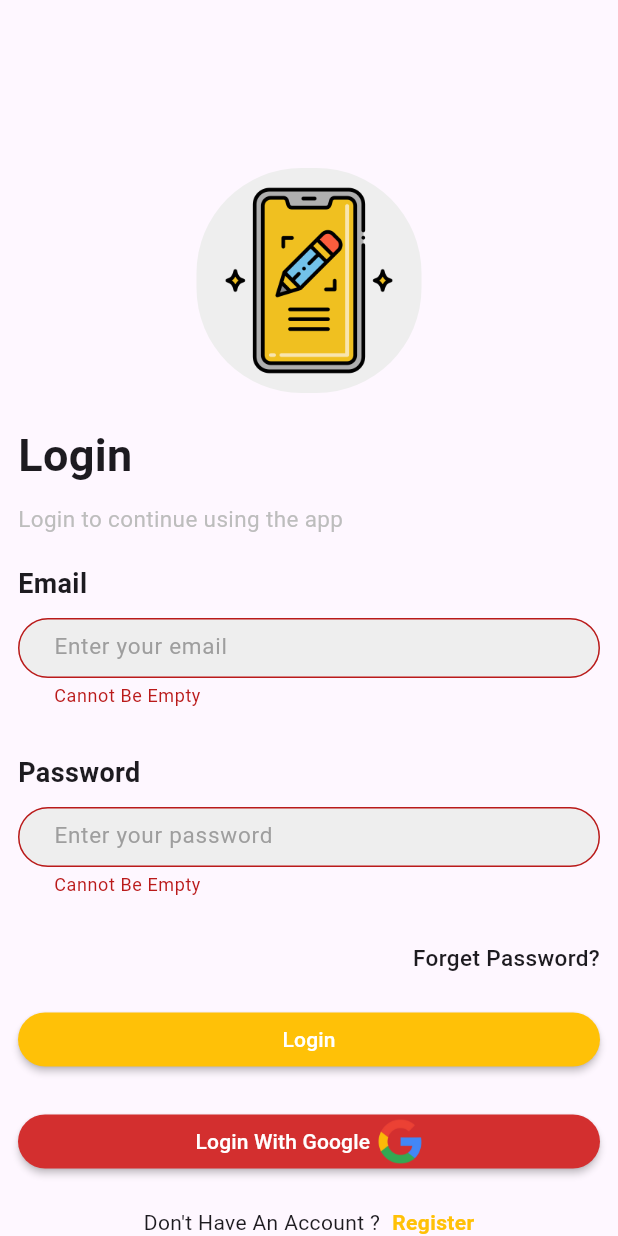
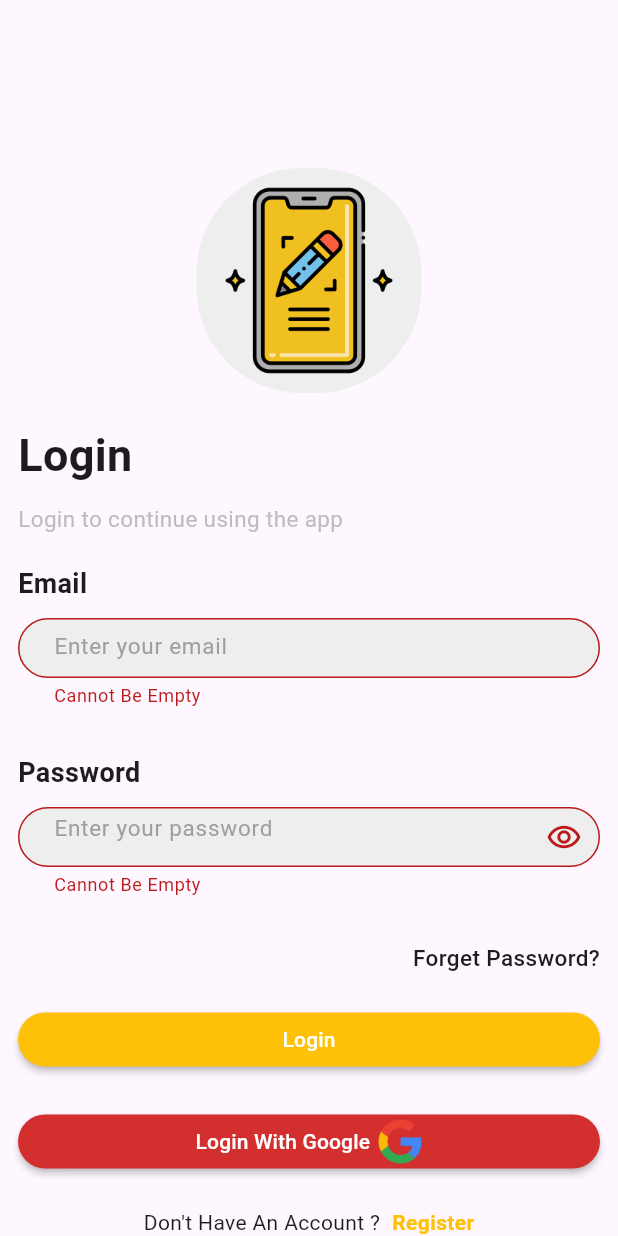
Before and after one commit to HadiAlhamed/notes-flutter-firebase, a Flutter app: the screen it shows after launch, after a tap on "Login", on a phone screen of 412 x 824 dp. Run offline on Flutter 3.47's test engine with Material 3 defaults, Android fonts, the phone set to English and light mode, and no system bars; our stand-ins replace awesome_dialog, cloud_firestore, firebase_auth, firebase_core, firebase_messaging, get and 3 more; accounts and stored records are empty.

Commit message:
Initial commit

```diff
--- a/lib/auth/login.dart
+++ b/lib/auth/login.dart
@@ -9,6 +9,7 @@ import 'package:firebase_auth/firebase_auth.dart';
 import 'package:flutter/material.dart';
 import 'package:get/get.dart';
 import 'package:google_sign_in/google_sign_in.dart';
+import 'package:firebase_messaging/firebase_messaging.dart';
 
 class Login extends StatefulWidget {
   const Login({super.key});
@@ -20,6 +21,7 @@ class Login extends StatefulWidget {
 class _LoginState extends State<Login> {
   final TextEditingController emailController = TextEditingController();
   final TextEditingController passwordController = TextEditingController();
+  bool showPassword = false;
   GlobalKey<FormState> formState = GlobalKey<FormState>();
   bool isLoading = false;
   Future<void> signInWithGoogle() async {
@@ -103,6 +105,19 @@ class _LoginState extends State<Login> {
                         height: 20,
                       ),
                       MyTextformfield(
+                        obsecure: !showPassword,
+                        suffixIconButton: IconButton(
+                          onPressed: () {
+                            setState(() {
+                              showPassword = !showPassword;
+                            });
+                          },
+                          icon: Icon(
+                            !showPassword
+                                ? Icons.remove_red_eye_outlined
+                                : Icons.remove_red_eye,
+                          ),
+                        ),
                         mycontroller: passwordController,
                         hintText: "Enter your password",
                         label: "Password",
@@ -181,6 +196,10 @@ class _LoginState extends State<Login> {
                                 isLoading = false;
                               });
                               if (credential.user!.emailVerified) {
+                                String? token =
+                                    await FirebaseMessaging.instance.getToken();
+                                print("======================= TOKEN : ");
+                                print(token);
                                 Get.offNamed('/homePage');
                               } else {
                                 AwesomeDialog(
--- a/lib/main.dart
+++ b/lib/main.dart
@@ -2,6 +2,7 @@ import 'dart:developer';
 import 'package:firebase_app/auth/login.dart';
 import 'package:firebase_app/auth/signup.dart';
 import 'package:firebase_app/helper/db_helper.dart';
+import 'package:firebase_app/services/push_notifications_service.dart';
 import 'package:firebase_app/ui/add_category.dart';
 import 'package:firebase_app/ui/edit_category.dart';
 import 'package:firebase_app/ui/home_page.dart';
@@ -13,7 +14,7 @@ import 'package:get/get.dart';
 void main() async {
   WidgetsFlutterBinding.ensureInitialized();
   await Firebase.initializeApp();
-  // await DbHelper.init();
+  await PushNotificationsService.init();
   runApp(const MyApp());
 }
 
@@ -68,7 +69,7 @@ class _MyAppState extends State<MyApp> {
           name: "/signUp",
           page: (() => const Signup()),
           transition: Transition.fade,
-          transitionDuration: const Duration(seconds: 1),
+          transitionDuration: const Duration(milliseconds: 700),
         ),
         GetPage(
           name: FirebaseAuth.instance.currentUser != null &&
@@ -77,7 +78,7 @@ class _MyAppState extends State<MyApp> {
               : '/',
           page: (() => const Login()),
           transition: Transition.fade,
-          transitionDuration: const Duration(seconds: 1),
+          transitionDuration: const Duration(milliseconds: 700),
         ),
         GetPage(
           name: FirebaseAuth.instance.currentUser != null &&
@@ -86,13 +87,13 @@ class _MyAppState extends State<MyApp> {
               : '/homePage',
           page: (() => const HomePage()),
           transition: Transition.fade,
-          transitionDuration: const Duration(seconds: 1),
+          transitionDuration: const Duration(milliseconds: 700),
         ),
         GetPage(
           name: "/addCategory",
           page: (() => const AddCategory()),
           transition: Transition.fade,
-          transitionDuration: const Duration(seconds: 1),
+          transitionDuration: const Duration(milliseconds: 700),
         ),
       ],
     );
--- /dev/null
+++ b/lib/services/push_notifications_service.dart
@@ -0,0 +1,19 @@
+import 'package:firebase_core/firebase_core.dart';
+import 'package:firebase_messaging/firebase_messaging.dart';
+
+class PushNotificationsService {
+  static final FirebaseMessaging firebaseMessaging = FirebaseMessaging.instance;
+
+  static Future<void> init() async {
+    firebaseMessaging.requestPermission();
+    String? token = await firebaseMessaging.getToken();
+    FirebaseMessaging.onBackgroundMessage(handleBackgroundMessage);
+    print("!======================================! Token");
+    print(token ?? "token is null");
+  }
+
+  static Future<void> handleBackgroundMessage(RemoteMessage message) async {
+    // await Firebase.initializeApp();
+    print(message.notification?.title ?? "title is null");
+  }
+}
--- a/lib/widgets/my_textformfield.dart
+++ b/lib/widgets/my_textformfield.dart
@@ -12,6 +12,8 @@ class MyTextformfield extends StatelessWidget {
   final bool? expand;
   final Widget? addImageIcons;
   final File? imageFile;
+  final Widget? suffixIconButton;
+  final bool? obsecure;
   const MyTextformfield({
     Key? key,
     required this.mycontroller,
@@ -22,6 +24,8 @@ class MyTextformfield extends StatelessWidget {
     this.expand,
     this.addImageIcons,
     this.imageFile,
+    this.suffixIconButton,
+    this.obsecure,
   }) : super(key: key);
 
   @override
@@ -42,13 +46,16 @@ class MyTextformfield extends StatelessWidget {
         SizedBox(
           height: fieldHeight ?? 60,
           child: TextFormField(
-            maxLines: null, // Allows infinite lines
+            obscureText: obsecure ?? false,
+            maxLines: obsecure == null ? null : 1, // Allows infinite lines
             expands: expand ?? false, // Expands to fill the parent
             // textAlign: TextAlign.center, // Center text horizontally
             textAlignVertical: TextAlignVertical.top, // Align text at the top
             validator: validator,
             controller: mycontroller,
+
             decoration: InputDecoration(
+              suffixIcon: suffixIconButton,
               contentPadding:
                   const EdgeInsets.symmetric(vertical: 10, horizontal: 20),
               filled: true,
```
Also changed, not shown: lib/auth/signup.dart (+19 -1 lines).
